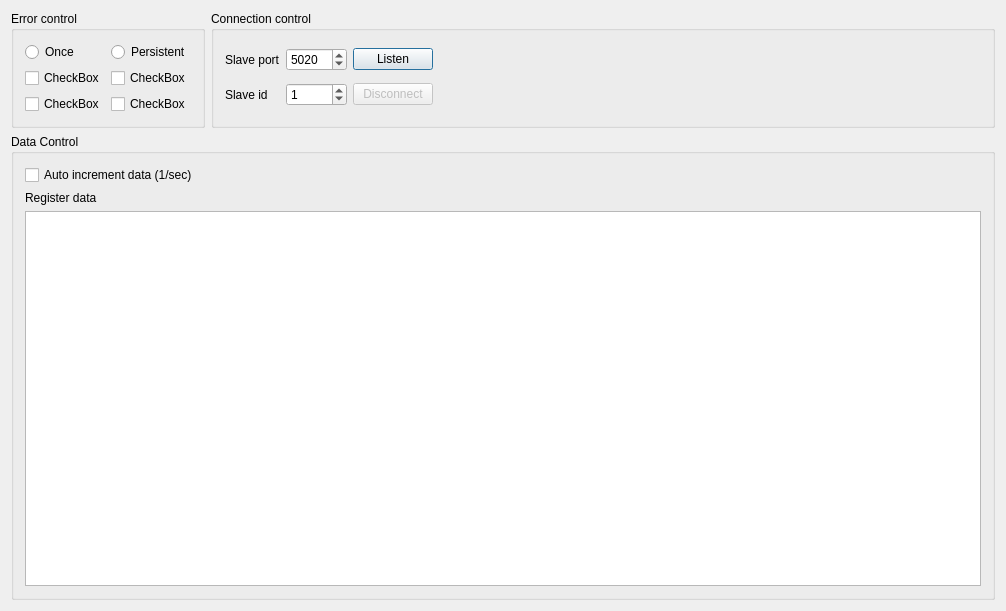
Old version of the form src/mainwindow.ui in the repository jgeudens/ModbusTestSlave.
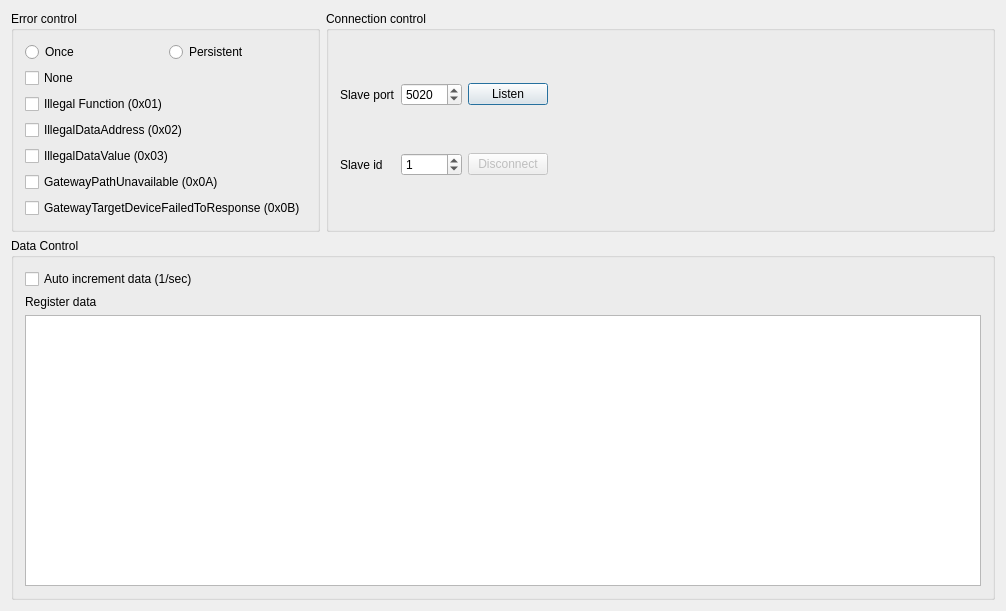
New version of the form.

The edit to the form file:
```diff
--- a/src/mainwindow.ui
+++ b/src/mainwindow.ui
@@ -43,31 +43,45 @@
          </item>
          <item>
           <layout class="QGridLayout" name="gridLayout_3">
+           <item row="3" column="0">
+            <widget class="QCheckBox" name="chkIllegalDataValue">
+             <property name="text">
+              <string>IllegalDataValue (0x03)</string>
+             </property>
+            </widget>
+           </item>
            <item row="1" column="0">
             <widget class="QCheckBox" name="checkBox_2">
              <property name="text">
-              <string>CheckBox</string>
+              <string>Illegal Function (0x01)</string>
+             </property>
+            </widget>
+           </item>
+           <item row="4" column="0">
+            <widget class="QCheckBox" name="chkGatewayPathUnavailable">
+             <property name="text">
+              <string>GatewayPathUnavailable (0x0A)</string>
+             </property>
+            </widget>
+           </item>
+           <item row="5" column="0">
+            <widget class="QCheckBox" name="chkTargetNoResponse">
+             <property name="text">
+              <string>GatewayTargetDeviceFailedToResponse (0x0B)</string>
+             </property>
+            </widget>
+           </item>
+           <item row="2" column="0">
+            <widget class="QCheckBox" name="chkIllegalDataAddress">
+             <property name="text">
+              <string>IllegalDataAddress (0x02)</string>
              </property>
             </widget>
            </item>
            <item row="0" column="0">
             <widget class="QCheckBox" name="checkBox_3">
              <property name="text">
-              <string>CheckBox</string>
-             </property>
-            </widget>
-           </item>
-           <item row="0" column="1">
-            <widget class="QCheckBox" name="checkBox_4">
-             <property name="text">
-              <string>CheckBox</string>
-             </property>
-            </widget>
-           </item>
-           <item row="1" column="1">
-            <widget class="QCheckBox" name="checkBox_5">
-             <property name="text">
-              <string>CheckBox</string>
+              <string>None</string>
              </property>
             </widget>
            </item>
```
Left out of the diff: 64 changed lines with no effect on the pictures.
